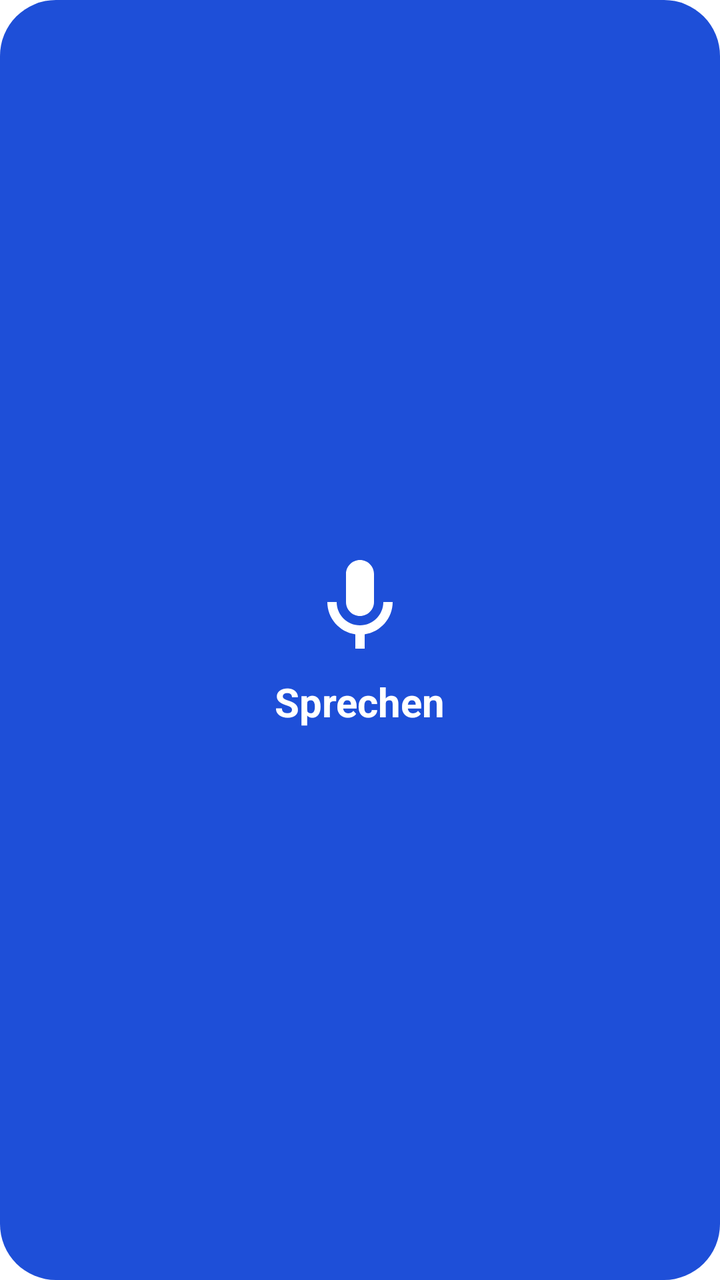
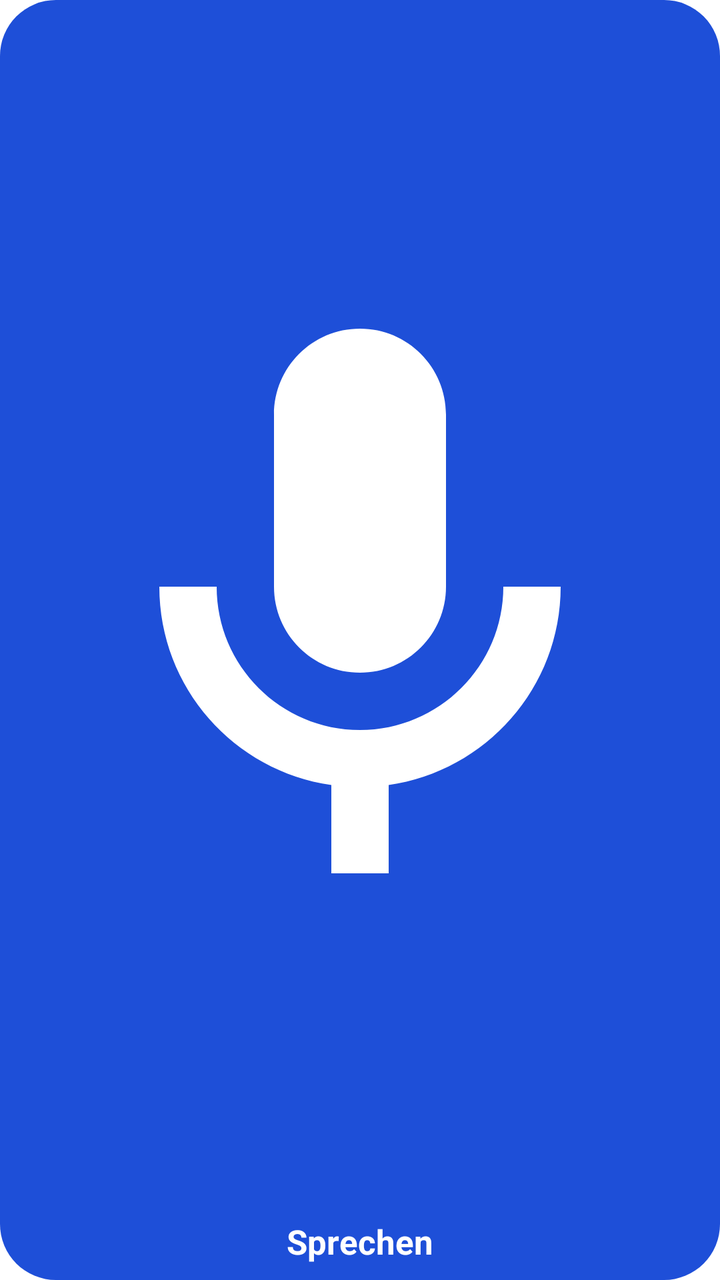

Screens rendered from an Android XML layout before and after an edit, with the pre-edit source and the edit as a unified diff.
<!-- AndroidManifest.xml: application theme AppTheme -->
<!-- res/layout/widget_speak.xml -->
<?xml version="1.0" encoding="utf-8"?>
<LinearLayout xmlns:android="http://schemas.android.com/apk/res/android"
    android:id="@+id/widget_root"
    android:layout_width="match_parent"
    android:layout_height="match_parent"
    android:background="@drawable/widget_bg"
    android:gravity="center"
    android:orientation="vertical"
    android:padding="12dp">

    <ImageView
        android:layout_width="56dp"
        android:layout_height="56dp"
        android:contentDescription="@string/speak"
        android:src="@drawable/ic_mic" />

    <TextView
        android:layout_width="wrap_content"
        android:layout_height="wrap_content"
        android:layout_marginTop="6dp"
        android:text="@string/speak"
        android:textColor="#FFFFFF"
        android:textSize="20sp"
        android:textStyle="bold" />
</LinearLayout>
<!-- resources referenced by this layout -->
<resources>
  <!-- drawable ic_mic (drawable) -->
  <vector xmlns:android="http://schemas.android.com/apk/res/android"
      android:width="24dp"
      android:height="24dp"
      android:viewportWidth="24"
      android:viewportHeight="24">
      <path
          android:fillColor="#FFFFFF"
          android:pathData="M12,14c1.66,0 3,-1.34 3,-3V5c0,-1.66 -1.34,-3 -3,-3S9,3.34 9,5v6c0,1.66 1.34,3 3,3zM17,11c0,2.76 -2.24,5 -5,5s-5,-2.24 -5,-5H5c0,3.53 2.61,6.43 6,6.92V21h2v-3.08c3.39,-0.49 6,-3.39 6,-6.92h-2z" />
  </vector>
  <!-- drawable widget_bg (drawable) -->
  <?xml version="1.0" encoding="utf-8"?>
  <shape xmlns:android="http://schemas.android.com/apk/res/android"
      android:shape="rectangle">
      <solid android:color="@color/primary" />
      <corners android:radius="28dp" />
  </shape>
  <string name="speak">Sprechen</string>
  <style name="AppTheme" parent="android:Theme.Material.Light.NoActionBar">
          <item name="android:colorPrimary">@color/primary</item>
          <item name="android:colorPrimaryDark">@color/primary_dark</item>
          <item name="android:colorAccent">@color/primary</item>
          <item name="android:windowBackground">@color/paper</item>
      </style>
  <color name="primary">#1E4FD8</color>
  <color name="primary_dark">#173DA8</color>
  <color name="paper">#FFFFFF</color>
</resources>

<!-- the commit's change to res/layout/widget_speak.xml (unified diff, before → after) -->
@@ -6,20 +6,24 @@
     android:background="@drawable/widget_bg"
     android:gravity="center"
     android:orientation="vertical"
-    android:padding="12dp">
+    android:padding="8dp">
 
+    
     <ImageView
-        android:layout_width="56dp"
-        android:layout_height="56dp"
+        android:layout_width="match_parent"
+        android:layout_height="0dp"
+        android:layout_weight="1"
         android:contentDescription="@string/speak"
+        android:scaleType="fitCenter"
         android:src="@drawable/ic_mic" />
 
     <TextView
         android:layout_width="wrap_content"
         android:layout_height="wrap_content"
-        android:layout_marginTop="6dp"
+        android:layout_marginTop="2dp"
+        android:maxLines="1"
         android:text="@string/speak"
         android:textColor="#FFFFFF"
-        android:textSize="20sp"
+        android:textSize="17sp"
         android:textStyle="bold" />
 </LinearLayout>
